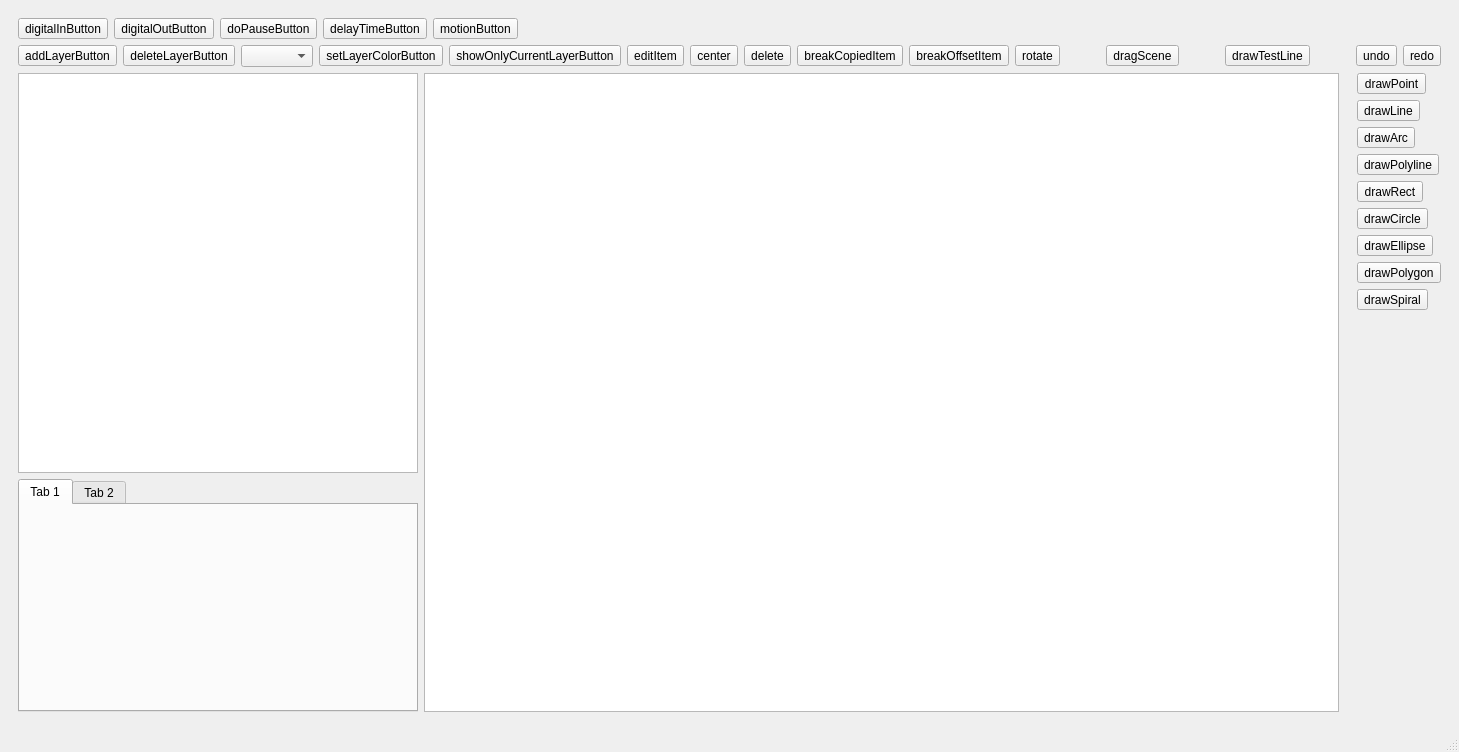
The window that header/Ui/mainwindow.ui (joey674/LaserCAD_QT) describes before a commit, drawn with Qt 5.
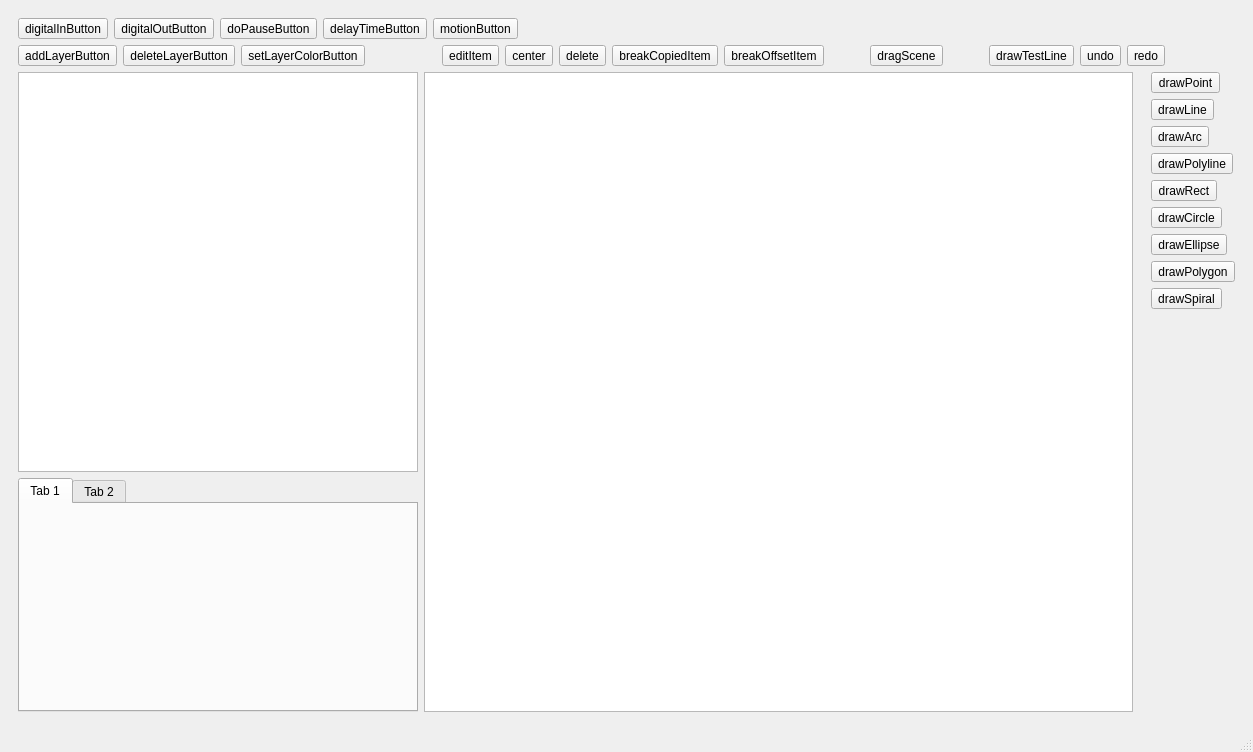
The same window after the commit. Custom widgets are drawn as their Qt base class.

Patch:
```diff
--- a/header/Ui/mainwindow.ui
+++ b/header/Ui/mainwindow.ui
@@ -109,9 +109,6 @@
            </property>
           </widget>
          </item>
-         <item>
-          <widget class="QComboBox" name="selectLayerComboBox"/>
-         </item>
          <item>
           <widget class="QToolButton" name="setLayerColorButton">
            <property name="text">
@@ -119,13 +116,6 @@
            </property>
           </widget>
          </item>
-         <item>
-          <widget class="QToolButton" name="showOnlyCurrentLayerButton">
-           <property name="text">
-            <string>showOnlyCurrentLayerButton</string>
-           </property>
-          </widget>
-         </item>
          <item>
           <spacer name="horizontalSpacer_6">
            <property name="orientation">
@@ -192,22 +182,6 @@
            </property>
           </widget>
          </item>
-         <item>
-          <widget class="QToolButton" name="rotateButton">
-           <property name="sizePolicy">
-            <sizepolicy hsizetype="Preferred" vsizetype="Fixed">
-             <horstretch>0</horstretch>
-             <verstretch>0</verstretch>
-            </sizepolicy>
-           </property>
-           <property name="text">
-            <string>rotate</string>
-           </property>
-           <property name="checkable">
-            <bool>false</bool>
-           </property>
-          </widget>
-         </item>
          <item>
           <spacer name="horizontalSpacer">
            <property name="orientation">
@@ -269,22 +243,6 @@
            </property>
           </widget>
          </item>
-         <item>
-          <spacer name="horizontalSpacer_2">
-           <property name="orientation">
-            <enum>Qt::Orientation::Horizontal</enum>
-           </property>
-           <property name="sizeType">
-            <enum>QSizePolicy::Policy::Fixed</enum>
-           </property>
-           <property name="sizeHint" stdset="0">
-            <size>
-             <width>40</width>
-             <height>20</height>
-            </size>
-           </property>
-          </spacer>
-         </item>
          <item>
           <widget class="QToolButton" name="undoButton">
            <property name="text">
```
